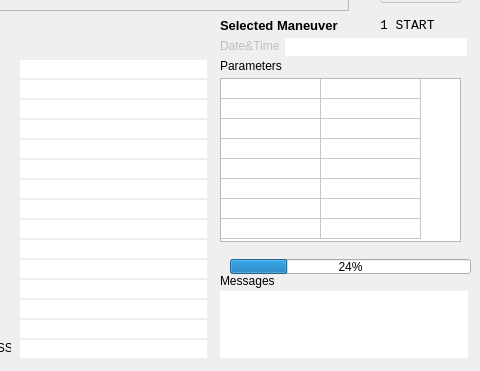
Before: the Qt Designer form source/ui/mainwindow.ui in whiskie14142/SolarSystemVoyager, drawn with Qt 5; both pictures show x 160 to 640 and y 329 to 700 of the 640 by 700 pixel window.
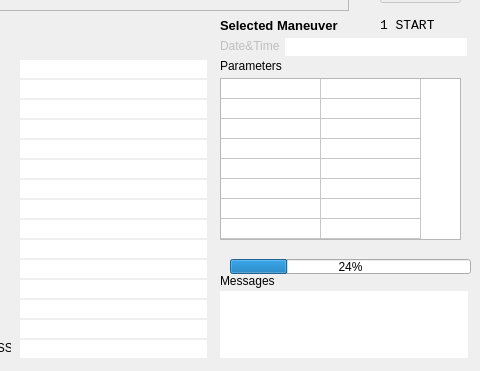
After: the same form once the commit is applied.

Diff of the .ui file:
```diff
--- a/source/ui/mainwindow.ui
+++ b/source/ui/mainwindow.ui
@@ -744,7 +744,7 @@
       <x>380</x>
       <y>388</y>
       <width>241</width>
-      <height>164</height>
+      <height>162</height>
      </rect>
     </property>
     <property name="focusPolicy">
```
